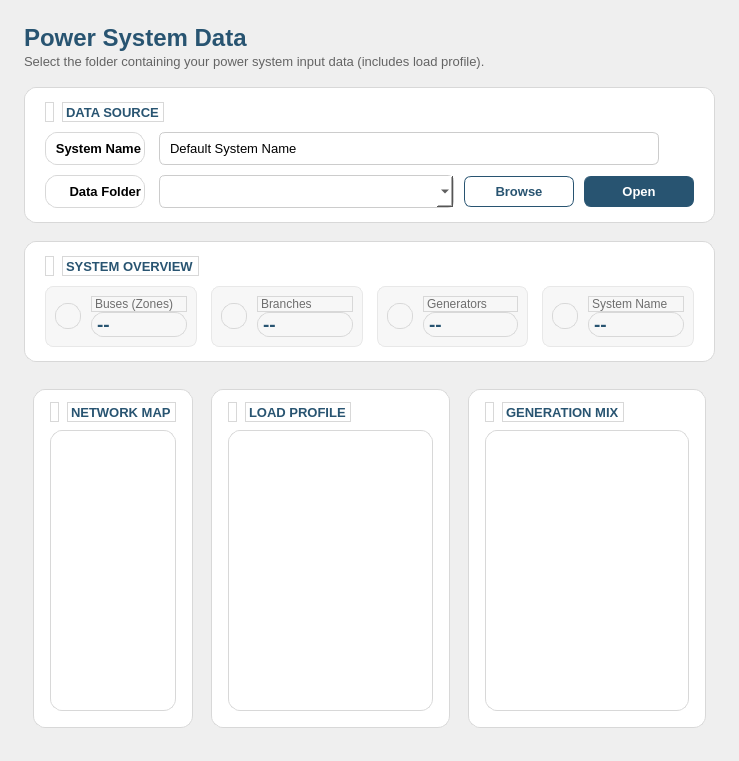
Before: the Qt Designer form quest_planning/ui/forms/power_system_data/power_system.ui in sandialabs/quest_planning, drawn with Qt 5.
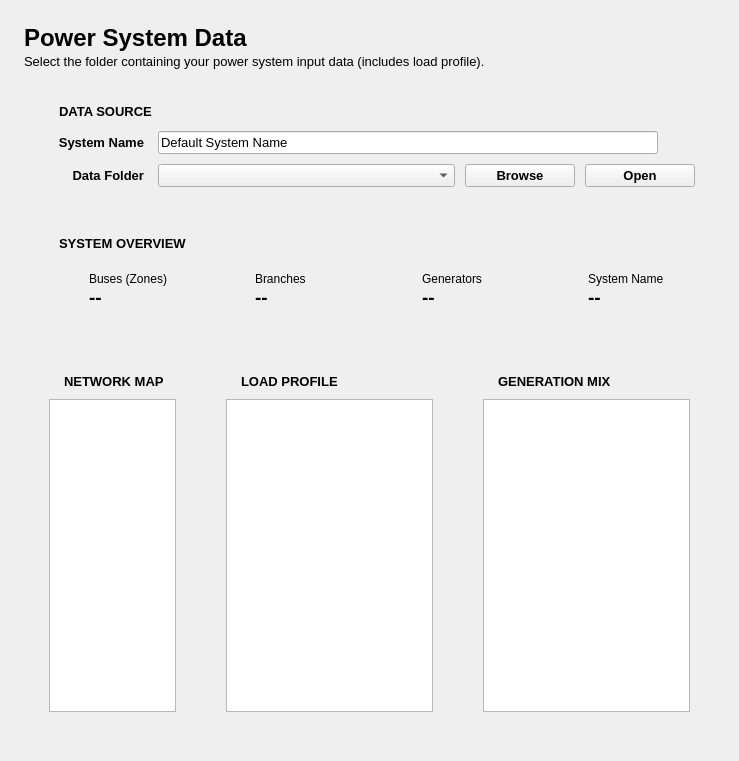
After: the same form once the commit is applied. The open tabs and pages were chosen to show the change. Icons and pictures are not drawn. Custom widgets are drawn as their Qt base class.

The edit to the form file:
```diff
--- a/quest_planning/ui/forms/power_system_data/power_system.ui
+++ b/quest_planning/ui/forms/power_system_data/power_system.ui
@@ -1226,10 +1226,6 @@
              <bold>true</bold>
             </font>
            </property>
-           <property name="styleSheet">
-            <string notr="true">color: rgb(40, 84, 113);
-background-color: transparent;</string>
-           </property>
            <property name="text">
             <string>Power System Data</string>
            </property>
@@ -1243,10 +1239,6 @@
              <pointsize>10</pointsize>
             </font>
            </property>
-           <property name="styleSheet">
-            <string notr="true">color: rgb(100, 100, 100);
-background-color: transparent;</string>
-           </property>
            <property name="text">
             <string>Select the folder containing your power system input data (includes load profile).</string>
            </property>
@@ -1272,19 +1264,6 @@
        </item>
        <item>
         <widget class="QToolButton" name="load_help_button">
-         <property name="styleSheet">
-          <string notr="true">QToolButton {
-    border: none;
-    border-radius: 5px;
-    background-color: transparent;
-}
-QToolButton:hover {
-    background-color: rgb(230, 235, 240);
-}
-QToolButton:pressed {
-    background-color: rgb(210, 218, 225);
-}</string>
-         </property>
          <property name="text">
           <string/>
          </property>
@@ -1320,23 +1299,6 @@
         <height>180</height>
        </size>
       </property>
-      <property name="styleSheet">
-       <string notr="true">QFrame {
-    background-color: rgb(255, 255, 255);
-    border: 1px solid rgb(216, 216, 216);
-    border-radius: 12px;
-}
-QFrame QLabel {
-    background-color: transparent;
-}
-QFrame QLineEdit, QFrame QComboBox {
-    background-color: rgb(255, 255, 255);
-    border: 1px solid rgb(204, 204, 204);
-    border-radius: 6px;
-    padding: 7px 8px;
-    selection-background-color: rgb(40, 84, 113);
-}</string>
-      </property>
       <property name="frameShape">
        <enum>QFrame::NoFrame</enum>
       </property>
@@ -1393,9 +1355,6 @@
              <bold>true</bold>
             </font>
            </property>
-           <property name="styleSheet">
-            <string notr="true">color: rgb(40, 84, 113);</string>
-           </property>
            <property name="text">
             <string>DATA SOURCE</string>
            </property>
@@ -1537,21 +1496,6 @@
                <bold>true</bold>
               </font>
              </property>
-             <property name="styleSheet">
-              <string notr="true">QPushButton {
-    border: 1px solid rgb(40, 84, 113);
-    border-radius: 7px;
-    background-color: rgb(255, 255, 255);
-    color: rgb(40, 84, 113);
-    padding: 7px 16px;
-}
-QPushButton:hover {
-    background-color: rgb(235, 244, 248);
-}
-QPushButton:pressed {
-    background-color: rgb(214, 232, 240);
-}</string>
-             </property>
              <property name="text">
               <string>Browse</string>
              </property>
@@ -1579,21 +1523,6 @@
                <bold>true</bold>
               </font>
              </property>
-             <property name="styleSheet">
-              <string notr="true">QPushButton {
-    border: 1px solid rgb(40, 84, 113);
-    border-radius: 7px;
-    background-color: rgb(40, 84, 113);
-    color: rgb(255, 255, 255);
-    padding: 7px 16px;
-}
-QPushButton:hover {
-    background-color: rgb(60, 120, 150);
-}
-QPushButton:pressed {
-    background-color: rgb(20, 60, 80);
-}</string>
-             </property>
              <property name="text">
               <string>Open</string>
              </property>
@@ -1620,21 +1549,6 @@
         <height>180</height>
        </size>
       </property>
-      <property name="styleSheet">
-       <string notr="true">QFrame {
-    background-color: rgb(255, 255, 255);
-    border: 1px solid rgb(216, 216, 216);
-    border-radius: 12px;
-}
-QFrame QLabel {
-    background-color: transparent;
-}
-QFrame#frame_tile_bus_load, QFrame#frame_tile_line_load, QFrame#frame_tile_gen_load, QFrame#frame_tile_sys_load {
-    background-color: rgb(247, 247, 247);
-    border: 1px solid rgb(232, 232, 232);
-    border-radius: 8px;
-}</string>
-      </property>
       <property name="frameShape">
        <enum>QFrame::NoFrame</enum>
       </property>
@@ -1691,9 +1605,6 @@
              <bold>true</bold>
             </font>
            </property>
-           <property name="styleSheet">
-            <string notr="true">color: rgb(40, 84, 113);</string>
-           </property>
            <property name="text">
             <string>SYSTEM OVERVIEW</string>
            </property>
@@ -1766,9 +1677,6 @@
                   <pointsize>9</pointsize>
                  </font>
                 </property>
-                <property name="styleSheet">
-                 <string notr="true">color: rgb(110, 110, 110);</string>
-                </property>
                 <property name="text">
                  <string>Buses (Zones)</string>
                 </property>
@@ -1784,9 +1692,6 @@
                   <bold>true</bold>
                  </font>
                 </property>
-                <property name="styleSheet">
-                 <string notr="true">color: rgb(40, 84, 113);</string>
-                </property>
                 <property name="text">
                  <string>--</string>
                 </property>
@@ -1841,9 +1746,6 @@
                   <pointsize>9</pointsize>
                  </font>
                 </property>
-                <property name="styleSheet">
-                 <string notr="true">color: rgb(110, 110, 110);</string>
-                </property>
                 <property name="text">
                  <string>Branches</string>
                 </property>
@@ -1859,9 +1761,6 @@
                   <bold>true</bold>
                  </font>
                 </property>
-                <property name="styleSheet">
-                 <string notr="true">color: rgb(40, 84, 113);</string>
-                </property>
                 <property name="text">
                  <string>--</string>
                 </property>
@@ -1916,9 +1815,6 @@
                   <pointsize>9</pointsize>
                  </font>
                 </property>
-                <property name="styleSheet">
-                 <string notr="true">color: rgb(110, 110, 110);</string>
-                </property>
                 <property name="text">
                  <string>Generators</string>
                 </property>
@@ -1934,9 +1830,6 @@
                   <bold>true</bold>
                  </font>
                 </property>
-                <property name="styleSheet">
-                 <string notr="true">color: rgb(40, 84, 113);</string>
-                </property>
                 <property name="text">
                  <string>--</string>
                 </property>
@@ -1991,9 +1884,6 @@
                   <pointsize>9</pointsize>
                  </font>
                 </property>
-                <property name="styleSheet">
-                 <string notr="true">color: rgb(110, 110, 110);</string>
-                </property>
                 <property name="text">
                  <string>System Name</string>
                 </property>
@@ -2009,9 +1899,6 @@
                   <bold>true</bold>
                  </font>
                 </property>
-                <property name="styleSheet">
-                 <string notr="true">color: rgb(40, 84, 113);</string>
-                </property>
                 <property name="text">
                  <string>--</string>
                 </property>
@@ -2059,16 +1946,6 @@
            <verstretch>0</verstretch>
           </sizepolicy>
          </property>
-         <property name="styleSheet">
-          <string notr="true">QFrame {
-    background-color: rgb(255, 255, 255);
-    border: 1px solid rgb(216, 216, 216);
-    border-radius: 12px;
-}
-QFrame QLabel {
-    background-color: transparent;
-}</string>
-         </property>
          <property name="frameShape">
           <enum>QFrame::NoFrame</enum>
          </property>
@@ -2125,9 +2002,6 @@
                 <bold>true</bold>
                </font>
               </property>
-              <property name="styleSheet">
-               <string notr="true">color: rgb(40, 84, 113);</string>
-              </property>
               <property name="text">
                <string>NETWORK MAP</string>
               </property>
@@ -2165,9 +2039,6 @@
               <height>0</height>
              </size>
             </property>
-            <property name="styleSheet">
-             <string notr="true">background-color: rgb(255, 255, 255);</string>
-            </property>
            </widget>
           </item>
          </layout>
@@ -2181,16 +2052,6 @@
            <verstretch>1</verstretch>
           </sizepolicy>
          </property>
-         <property name="styleSheet">
-          <string notr="true">QFrame {
-    background-color: rgb(255, 255, 255);
-    border: 1px solid rgb(216, 216, 216);
-    border-radius: 12px;
-}
-QFrame QLabel {
-    background-color: transparent;
-}</string>
-         </property>
          <property name="frameShape">
           <enum>QFrame::NoFrame</enum>
          </property>
@@ -2247,9 +2108,6 @@
                 <bold>true</bold>
                </font>
               </property>
-              <property name="styleSheet">
-               <string notr="true">color: rgb(40, 84, 113);</string>
-              </property>
               <property name="text">
                <string>LOAD PROFILE</string>
               </property>
@@ -2287,9 +2145,6 @@
               <height>150</height>
              </size>
             </property>
-            <property name="styleSheet">
-             <string notr="true">background-color: rgb(255, 255, 255);</string>
-            </property>
            </widget>
           </item>
          </layout>
@@ -2303,16 +2158,6 @@
            <verstretch>1</verstretch>
           </sizepolicy>
          </property>
-         <property name="styleSheet">
-          <string notr="true">QFrame {
-    background-color: rgb(255, 255, 255);
-    border: 1px solid rgb(216, 216, 216);
-    border-radius: 12px;
-}
-QFrame QLabel {
-    background-color: transparent;
-}</string>
-         </property>
          <property name="frameShape">
           <enum>QFrame::NoFrame</enum>
          </property>
@@ -2369,9 +2214,6 @@
                 <bold>true</bold>
                </font>
               </property>
-              <property name="styleSheet">
-               <string notr="true">color: rgb(40, 84, 113);</string>
-              </property>
               <property name="text">
                <string>GENERATION MIX</string>
               </property>
@@ -2409,9 +2251,6 @@
               <height>150</height>
              </size>
             </property>
-            <property name="styleSheet">
-             <string notr="true">background-color: rgb(255, 255, 255);</string>
-            </property>
            </widget>
           </item>
          </layout>
```
Left out of the diff: 341 changed lines with no effect on the pictures. Lines whose indentation alone changed are shown as unchanged.
